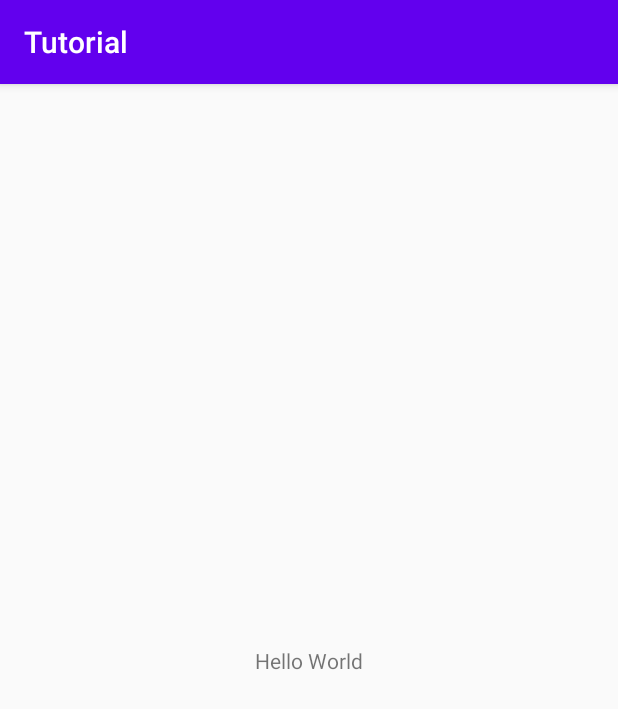
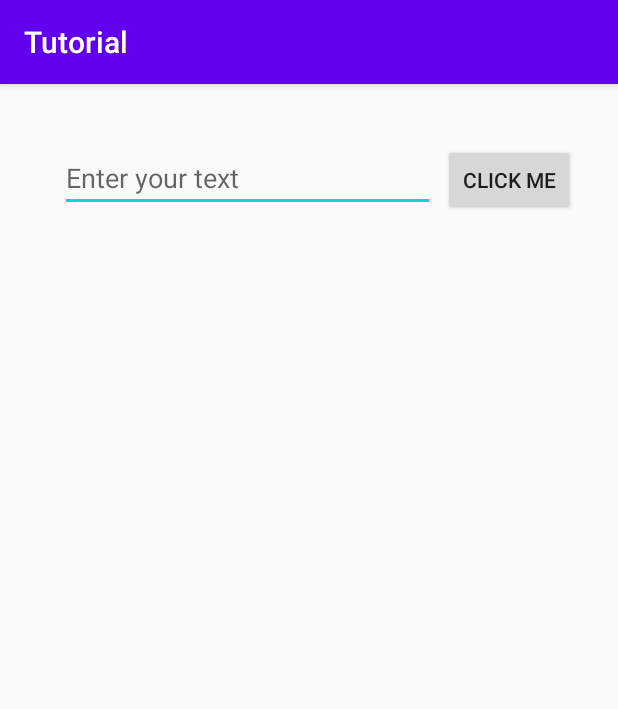
Before and after one commit to knowindeep-int/AndroidTutorials, an Android app: the screen it shows after launch (MainActivity), on a phone screen of 412 x 824 dp. Shown: the top 709 px of the screen. Run offline under Robolectric (Android 15) with nearby library versions, the phone set to English and light mode, and no system bars.

Commit message:
added tutorial 1

```diff
--- a/app/src/main/java/com/example/tutorial/MainActivity.kt
+++ b/app/src/main/java/com/example/tutorial/MainActivity.kt
@@ -2,12 +2,17 @@ package com.example.tutorial
 
 import android.os.Bundle
 import androidx.appcompat.app.AppCompatActivity
+import kotlinx.android.synthetic.main.activity_main.*
 
 
 class MainActivity : AppCompatActivity() {
     override fun onCreate(savedInstanceState: Bundle?) {
         super.onCreate(savedInstanceState)
         setContentView(R.layout.activity_main)
+
+        button.setOnClickListener {
+            textView.text = editText.text.toString()
+        }
     }
 
 }
--- a/app/src/main/res/layout/activity_main.xml
+++ b/app/src/main/res/layout/activity_main.xml
@@ -6,14 +6,35 @@
     android:layout_height="match_parent"
     tools:context=".MainActivity">
 
-    <TextView
+    <EditText
+        android:id="@+id/editText"
+        android:layout_width="250dp"
+        android:layout_height="wrap_content"
+        android:layout_marginStart="40dp"
+        android:layout_marginTop="40dp"
+        android:hint="Enter your text"
+        app:layout_constraintStart_toStartOf="parent"
+        app:layout_constraintTop_toTopOf="parent" />
+
+    <Button
+        android:id="@+id/button"
         android:layout_width="wrap_content"
         android:layout_height="wrap_content"
-        android:text="Hello World"
+        android:layout_marginStart="5dp"
+        android:layout_marginTop="40dp"
+        android:text="Click me"
+        app:layout_constraintStart_toEndOf="@id/editText"
+        app:layout_constraintTop_toTopOf="parent" />
+
+
+
+    <TextView
         android:id="@+id/textView"
+        android:layout_width="wrap_content"
+        android:layout_height="wrap_content"
         app:layout_constraintBottom_toBottomOf="parent"
-        app:layout_constraintLeft_toLeftOf="parent"
-        app:layout_constraintRight_toRightOf="parent"
+        app:layout_constraintEnd_toEndOf="parent"
+        app:layout_constraintStart_toStartOf="parent"
         app:layout_constraintTop_toTopOf="parent" />
 
 
```
